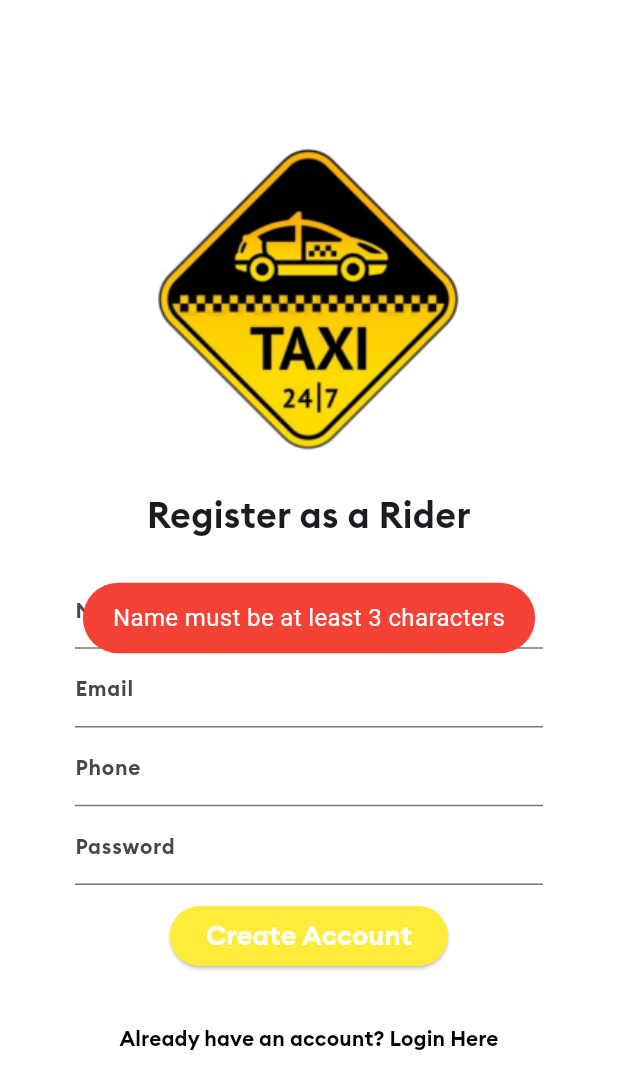
After one commit to musondaAlexander/ride_appp, a Flutter app: the screen it shows after launch, after a tap on "Do not have an account? Register Here", after a tap on "Create Account", on a phone screen of 412 x 824 dp. The commit adds this screen. Shown: the top 1089 px of the screen. Run offline on Flutter 3.47's test engine with Material 2 defaults, Android fonts, the phone set to English and light mode, and no system bars; our stand-ins replace firebase_auth, firebase_database, fluttertoast; accounts and stored records are empty.

Commit message:
made updates to all the ScreenFiles

```diff
--- a/lib/AllScreens/loginScreen.dart
+++ b/lib/AllScreens/loginScreen.dart
@@ -1,36 +1,52 @@
+import 'package:firebase_auth/firebase_auth.dart';
+import 'package:firebase_database/firebase_database.dart';
 import 'package:flutter/material.dart';
+import 'package:ride_appp/AllScreens/registrationScreen.dart';
+import 'package:fluttertoast/fluttertoast.dart';
+
+import 'mainscreen.dart';
 
 // we are going to use the stateless widget
 
 class LoginScreen extends StatelessWidget {
-  const LoginScreen({super.key});
+  final DatabaseReference usersRef = FirebaseDatabase.instance.ref().child('users');
+  static const String idScreen = "login";
+  //adding the Controllers for the application
+  TextEditingController emailTextEditingController = TextEditingController();
+  TextEditingController passwordTextEditingController = TextEditingController();
+
+   LoginScreen({super.key});
 
   @override
   Widget build(BuildContext context) {
     return  Scaffold(
       resizeToAvoidBottomInset: false, // this fixes the overflow bug
       backgroundColor: Colors.white,
-      body: Column(
+      body: SingleChildScrollView(
+        child: Padding(
+          padding:  EdgeInsets.all(30.0),
+          child: Column(
             children: [
-          SizedBox(height: 45.0,),
-          Image(
+              const SizedBox(height: 45.0,),
+              const Image(
                   image: AssetImage("images/logo.png"),
                   width: 390.0,
                   height: 250.0,
                   alignment: Alignment.center,
               ),
-          SizedBox(height: 1.0,),
-          Text("Log in as Rider",
+              const SizedBox(height: 1.0,),
+              const Text("Log in as Rider",
                 style: TextStyle(fontSize: 24.0, fontFamily: "Brand Bold"),
                 textAlign: TextAlign.center,
               ),
 
               Padding(
-            padding: EdgeInsets.all(20.0),
+                padding: const EdgeInsets.all(20.0),
                 child: Column(
                   children: [
-                SizedBox(height: 1.0,),
+                    const SizedBox(height: 1.0,),
                      TextField(
+                      controller: emailTextEditingController,
                       keyboardType: TextInputType.emailAddress,
                       decoration: InputDecoration(
                           labelText: "Email",
@@ -44,8 +60,9 @@ class LoginScreen extends StatelessWidget {
                       ),
                       style: TextStyle(fontSize: 14.0),
                     ),
-                SizedBox(height: 1.0,),
+                    const SizedBox(height: 1.0,),
                   TextField(
+                    controller: passwordTextEditingController,
                      obscureText: true,
                       decoration: InputDecoration(
                           labelText: "Password",
@@ -59,13 +76,128 @@ class LoginScreen extends StatelessWidget {
                       ),
                       style: TextStyle(fontSize: 14.0),
                     ),
-                SizedBox(height: 1.0,),
+                    const SizedBox(height: 10.0,),
+                    ElevatedButton(
+                      onPressed: () {
+                         if(!emailTextEditingController.text.contains("@")){
+                        Fluttertoast.showToast( msg: "Email Address is not Valid",
+                        toastLength: Toast.LENGTH_SHORT,
+                        gravity: ToastGravity.CENTER,
+                        timeInSecForIosWeb: 1,
+                        backgroundColor: Colors.red,
+                        textColor: Colors.white,
+                        fontSize: 16.0,
+                        );
+                        }
+                         else if(passwordTextEditingController.text.isEmpty){
+                           Fluttertoast.showToast( msg: "Password is Mandatory",
+                             toastLength: Toast.LENGTH_SHORT,
+                             gravity: ToastGravity.CENTER,
+                             timeInSecForIosWeb: 1,
+                             backgroundColor: Colors.red,
+                             textColor: Colors.white,
+                             fontSize: 16.0,
+                           );
+                         }
+                         else{
+                           loginAndAuthenticateUser(context);
+                         }
+
+
+                      },
+                      style: ElevatedButton.styleFrom(
+                        foregroundColor: Colors.white, // Text Color (Foreground color)
+                        backgroundColor: Colors.yellow, // Background Color of Button
+                        shape: RoundedRectangleBorder(
+                          borderRadius:BorderRadius.circular(24.0),
+                        ),
+                      ),
+
+                      child: const Text('Login',
+                        style: TextStyle(fontSize: 18,
+                        fontFamily: "Brand Bold"
+                      ),
+                      ),
+                    )
                   ],
                 ),
               ),
-
+              TextButton(onPressed: (){
+                Navigator.pushNamedAndRemoveUntil(context, RegistrationScreen.idScreen, (route) => false);
+              },
+                style: ElevatedButton.styleFrom(
+                  foregroundColor: Colors.black,
+                ),
+                  child: const Text(
+                  "Do not have an account? Register Here",
+                  ),
+              )
             ],
+          ),
+        ),
       ),
     );
   }
+
+  //Function that loges in and authenticate the user.
+  final FirebaseAuth _firebaseAuth = FirebaseAuth.instance;
+  void  loginAndAuthenticateUser(BuildContext context)async {
+        final User? firebaseUser = (await _firebaseAuth.signInWithEmailAndPassword(
+        email:emailTextEditingController.text,
+        password:passwordTextEditingController.text).catchError((errMsg){
+          Fluttertoast.showToast( msg: "Error: $errMsg.",
+              toastLength: Toast.LENGTH_SHORT,
+              gravity: ToastGravity.CENTER,
+              timeInSecForIosWeb: 1,
+              backgroundColor: Colors.red,
+              textColor: Colors.white,
+              fontSize: 16.0,
+          );
+        })).user;
+
+
+        if(firebaseUser != null)// user Created
+            {
+
+          usersRef.child(firebaseUser.uid).once().then((value) => (DataSnapshot snap){
+            if(snap.value !=null){
+              Navigator.pushNamedAndRemoveUntil(context, MainScreen.idScreen, (route) => false);
+              Fluttertoast.showToast( msg: "You are Logged-in",
+                toastLength: Toast.LENGTH_SHORT,
+                gravity: ToastGravity.CENTER,
+                timeInSecForIosWeb: 1,
+                backgroundColor: Colors.red,
+                textColor: Colors.white,
+                fontSize: 16.0,
+              );
             }
+            else{
+              _firebaseAuth.signOut();
+              Fluttertoast.showToast( msg: "user not Found!!, Create new account.",
+                toastLength: Toast.LENGTH_SHORT,
+                gravity: ToastGravity.CENTER,
+                timeInSecForIosWeb: 1,
+                backgroundColor: Colors.red,
+                textColor: Colors.white,
+                fontSize: 16.0,
+              );
+            }
+
+          });
+
+
+        }
+        else{
+          //  error-occure Display error Msg
+          Fluttertoast.showToast( msg: "Error occurred, cannot be Signed in.",
+            toastLength: Toast.LENGTH_SHORT,
+            gravity: ToastGravity.CENTER,
+            timeInSecForIosWeb: 1,
+            backgroundColor: Colors.red,
+            textColor: Colors.white,
+            fontSize: 16.0,
+          );
+        }
+
+   }
+}
--- a/lib/AllScreens/mainscreen.dart
+++ b/lib/AllScreens/mainscreen.dart
@@ -1,6 +1,7 @@
 import 'package:flutter/material.dart';
 
 class MainScreen extends StatefulWidget {
+  static const String idScreen = "mainScreen";
   const MainScreen({super.key});
 
   @override
--- /dev/null
+++ b/lib/AllScreens/registrationScreen.dart
@@ -0,0 +1,246 @@
+import 'package:firebase_auth/firebase_auth.dart';
+import 'package:firebase_database/firebase_database.dart';
+import 'package:flutter/material.dart';
+import 'package:fluttertoast/fluttertoast.dart';
+import 'package:ride_appp/AllScreens/mainscreen.dart';
+
+import 'loginScreen.dart';
+
+// we are going to use the stateless widget
+
+class RegistrationScreen extends StatelessWidget {
+  //adding the Controllers for the application
+  final DatabaseReference usersRef = FirebaseDatabase.instance.ref().child('users');
+  TextEditingController emailTextEditingController = TextEditingController();
+  TextEditingController passwordTextEditingController = TextEditingController();
+  TextEditingController nameTextEditingController = TextEditingController();
+  TextEditingController phoneTextEditingController = TextEditingController();
+  static const String idScreen = "register";
+
+  RegistrationScreen({super.key});
+
+  @override
+  Widget build(BuildContext context) {
+    return Scaffold(
+      resizeToAvoidBottomInset: false, // this fixes the overflow bug
+      backgroundColor: Colors.white,
+      body: SingleChildScrollView(
+        child: Padding(
+          padding: EdgeInsets.all(30.0),
+          child: Column(
+            children: [
+              const SizedBox(height: 45.0,),
+              const Image(
+                image: AssetImage("images/logo.png"),
+                width: 390.0,
+                height: 250.0,
+                alignment: Alignment.center,
+              ),
+              const SizedBox(height: 1.0,),
+              const Text("Register as a Rider",
+                style: TextStyle(fontSize: 24.0, fontFamily: "Brand Bold"),
+                textAlign: TextAlign.center,
+              ),
+
+              Padding(
+                padding: const EdgeInsets.all(20.0),
+                child: Column(
+                  children: [
+                    const SizedBox(height: 1.0,),
+                     TextField(
+                       controller: nameTextEditingController,
+                      keyboardType: TextInputType.text,
+                      decoration: InputDecoration(
+                          labelText: "Name",
+                          labelStyle: TextStyle(
+                              fontSize: 14.0
+                          ),
+                          hintStyle: TextStyle(
+                            color: Colors.grey,
+                            fontSize: 10.0,
+                          )
+                      ),
+                      style: TextStyle(fontSize: 14.0),
+                    ),
+                    const SizedBox(height: 1.0,),
+                     TextField(
+                      controller: emailTextEditingController,
+                      keyboardType: TextInputType.emailAddress,
+                      decoration: InputDecoration(
+                          labelText: "Email",
+                          labelStyle: TextStyle(
+                              fontSize: 14.0
+                          ),
+                          hintStyle: TextStyle(
+                            color: Colors.grey,
+                            fontSize: 10.0,
+                          )
+                      ),
+                      style: TextStyle(fontSize: 14.0),
+                    ),
+                    const SizedBox(height: 1.0,),
+                     TextField(
+                       controller: phoneTextEditingController,
+                      keyboardType: TextInputType.phone,
+                      decoration: InputDecoration(
+                          labelText: "Phone",
+                          labelStyle: TextStyle(
+                              fontSize: 14.0
+                          ),
+                          hintStyle: TextStyle(
+                            color: Colors.grey,
+                            fontSize: 10.0,
+                          )
+                      ),
+                      style: TextStyle(fontSize: 14.0),
+                    ),
+                    const SizedBox(height: 1.0,),
+                     TextField(
+                       controller: passwordTextEditingController,
+                      obscureText: true,
+                      decoration: InputDecoration(
+                          labelText: "Password",
+                          labelStyle: TextStyle(
+                              fontSize: 14.0
+                          ),
+                          hintStyle: TextStyle(
+                            color: Colors.grey,
+                            fontSize: 10.0,
+                          )
+                      ),
+                      style: TextStyle(fontSize: 14.0),
+                    ),
+                    const SizedBox(height: 10.0,),
+                    ElevatedButton(
+                      onPressed: () {
+                        if(nameTextEditingController.text.length<3){
+                          Fluttertoast.showToast( msg: "Name must be at least 3 characters",
+                            toastLength: Toast.LENGTH_SHORT,
+                            gravity: ToastGravity.CENTER,
+                            timeInSecForIosWeb: 1,
+                            backgroundColor: Colors.red,
+                            textColor: Colors.white,
+                            fontSize: 16.0,
+                          );
+                        }
+                        else if(!emailTextEditingController.text.contains("@")){
+                          Fluttertoast.showToast( msg: "Email Address is not Valid",
+                            toastLength: Toast.LENGTH_SHORT,
+                            gravity: ToastGravity.CENTER,
+                            timeInSecForIosWeb: 1,
+                            backgroundColor: Colors.red,
+                            textColor: Colors.white,
+                            fontSize: 16.0,
+                          );
+                        }
+                        else if(phoneTextEditingController.text.isEmpty){
+                          Fluttertoast.showToast( msg: "Phone number is mandatory",
+                            toastLength: Toast.LENGTH_SHORT,
+                            gravity: ToastGravity.CENTER,
+                            timeInSecForIosWeb: 1,
+                            backgroundColor: Colors.red,
+                            textColor: Colors.white,
+                            fontSize: 16.0,
+                          );
+                        }
+                        else if(passwordTextEditingController.text.length<6){
+                          Fluttertoast.showToast( msg: "Password must be at least 6 characters",
+                            toastLength: Toast.LENGTH_SHORT,
+                            gravity: ToastGravity.CENTER,
+                            timeInSecForIosWeb: 1,
+                            backgroundColor: Colors.red,
+                            textColor: Colors.white,
+                            fontSize: 16.0,
+                          );
+                        }
+                        else{
+                          registerNewUser(context);
+                        }
+                      },
+                      style: ElevatedButton.styleFrom(
+                        foregroundColor: Colors.white,
+                        // Text Color (Foreground color)
+                        backgroundColor: Colors.yellow,
+                        // Background Color of Button
+                        shape: RoundedRectangleBorder(
+                          borderRadius: BorderRadius.circular(24.0),
+                        ),
+                      ),
+
+                      child: const Text('Create Account',
+                        style: TextStyle(fontSize: 18,
+                            fontFamily: "Brand Bold"
+                        ),
+                      ),
+                    )
+                  ],
+                ),
+              ),
+              TextButton(onPressed: () {
+                Navigator.pushNamedAndRemoveUntil(
+                    context, LoginScreen.idScreen, (route) => false);
+              },
+                style: ElevatedButton.styleFrom(
+                  foregroundColor: Colors.black,
+                ),
+                child: const Text(
+                  "Already have an account? Login Here",
+                ),
+              )
+            ],
+          ),
+        ),
+      ),
+    );
+  }
+
+
+  //Function that loges in and authenticate the user.
+  final FirebaseAuth _firebaseAuth = FirebaseAuth.instance;
+
+  void registerNewUser(BuildContext context) async {
+    final User? firebaseUser = (await _firebaseAuth.createUserWithEmailAndPassword(
+        email: emailTextEditingController.text,
+        password: passwordTextEditingController.text).catchError((errMsg) {
+      Fluttertoast.showToast(msg: "Error: $errMsg.",
+        toastLength: Toast.LENGTH_SHORT,
+        gravity: ToastGravity.CENTER,
+        timeInSecForIosWeb: 1,
+        backgroundColor: Colors.red,
+        textColor: Colors.white,
+        fontSize: 16.0,
+      );
+    })).user;
+
+    if(firebaseUser != null)// user Created
+      {
+        Map userDataMap = {
+          "name":nameTextEditingController.text.trim(),
+          "email":emailTextEditingController.text.trim(),
+          "phone":phoneTextEditingController.text.trim(),
+        };
+        usersRef.child(firebaseUser.uid).set(userDataMap);
+        Fluttertoast.showToast( msg: "Congratulations, your account ha been Created",
+          toastLength: Toast.LENGTH_SHORT,
+          gravity: ToastGravity.CENTER,
+          timeInSecForIosWeb: 1,
+          backgroundColor: Colors.red,
+          textColor: Colors.white,
+          fontSize: 16.0,
+        );
+        Navigator.pushNamedAndRemoveUntil(context, MainScreen.idScreen, (route) => false);
+    }
+    else{
+    //  error-occure Display error Msg
+      Fluttertoast.showToast( msg: "New user Account has not been Created",
+        toastLength: Toast.LENGTH_SHORT,
+        gravity: ToastGravity.CENTER,
+        timeInSecForIosWeb: 1,
+        backgroundColor: Colors.red,
+        textColor: Colors.white,
+        fontSize: 16.0,
+      );
+    }
+  }
+
+}
--- a/lib/main.dart
+++ b/lib/main.dart
@@ -1,6 +1,7 @@
 import 'package:flutter/material.dart';
 import 'package:ride_appp/AllScreens/loginScreen.dart';
 import 'package:ride_appp/AllScreens/mainscreen.dart';
+import 'package:ride_appp/AllScreens/registrationScreen.dart';
 
 void main() {
   runApp(const MyApp());
@@ -15,12 +16,17 @@ class MyApp extends StatelessWidget {
     return MaterialApp(
       title: 'Twende Bane',
       theme: ThemeData(
-        fontFamily: "Signatra",
+        fontFamily: "Brand Bold",
         colorScheme: ColorScheme.fromSeed(seedColor: Colors.deepPurple),
         visualDensity: VisualDensity.adaptivePlatformDensity,
         useMaterial3: true,
       ),
-      home: const LoginScreen(),
+      initialRoute: LoginScreen.idScreen,
+      routes: {
+        RegistrationScreen.idScreen:(context)=>RegistrationScreen(),
+        LoginScreen.idScreen:(context)=>LoginScreen(),
+        MainScreen.idScreen:(context)=>MainScreen(),
+      },
       debugShowCheckedModeBanner: false,
     );
   }
--- a/pubspec.yaml
+++ b/pubspec.yaml
@@ -38,6 +38,8 @@ dependencies:
   firebase_core: ^2.15.0
   firebase_auth: ^4.7.2
   firebase_database: ^10.2.4
+  # add this line to your dependencies
+  fluttertoast: ^8.2.2
 
 dev_dependencies:
   flutter_test:
```
Also changed, not shown: pubspec.lock. Lines whose indentation alone changed are shown as unchanged.
